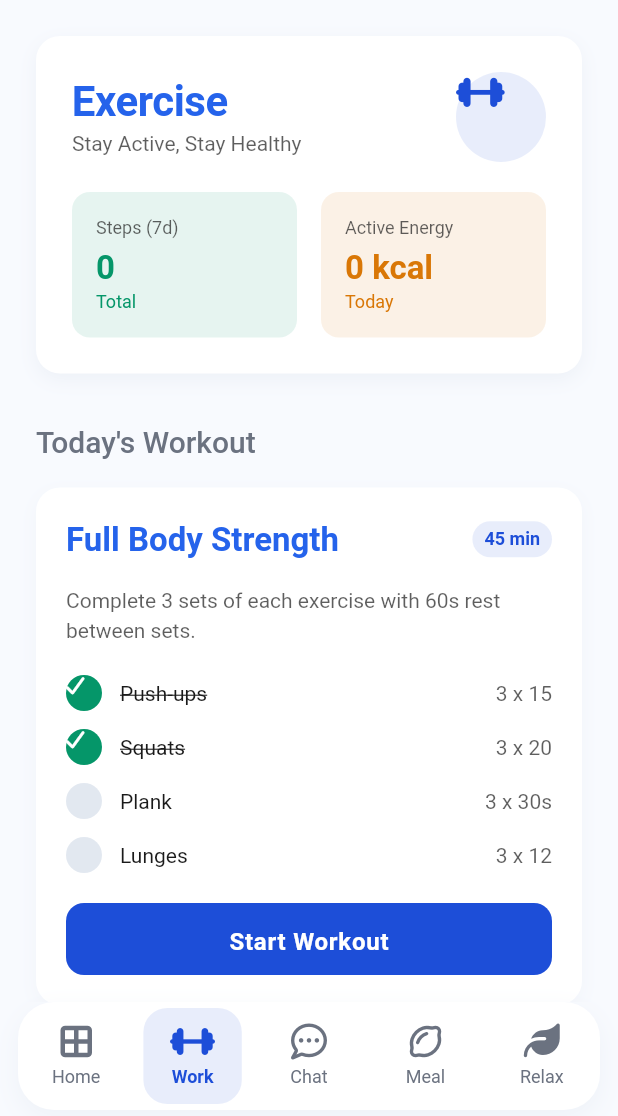
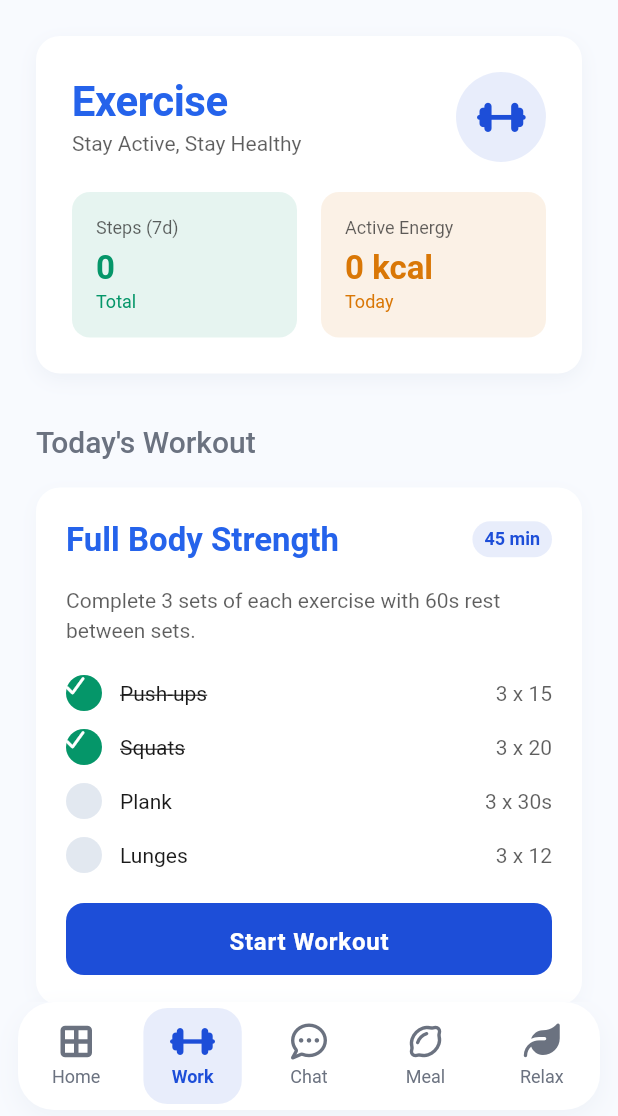
Before and after one commit to Hinokamika/graduation-project, a Flutter app: the screen it shows once a user with an empty profile is signed in, item 2 of the bottom bar chosen, on a phone screen of 412 x 824 dp, the part 120-1236 px from its top. Run offline on Flutter 3.47's test engine with Material 3 defaults, Android fonts, the phone set to English and light mode, and no system bars; our stand-ins replace connectivity_plus, flutter_dotenv, font_awesome_flutter, hive_flutter, supabase_flutter; missing offline and left inert: health; accounts and stored records are empty; network calls fail; Roboto replaces fonts that are missing (SF Pro Display).

Commit message:
feat: Remove Recent Workouts section and adjust icon padding in ExercisePage

```diff
--- a/lib/features/exercise/exercise_page.dart
+++ b/lib/features/exercise/exercise_page.dart
@@ -63,9 +63,6 @@ class _ExercisePageState extends State<ExercisePage> {
             // Exercise Categories
             _buildExerciseCategories(),
             const SizedBox(height: 32),
-
-            // Recent Workouts
-            _buildRecentWorkouts(),
           ],
         ),
       ),
@@ -123,10 +120,13 @@ class _ExercisePageState extends State<ExercisePage> {
                   color: AppColors.accent.withValues(alpha: 0.1),
                   shape: BoxShape.circle,
                 ),
-                child: const FaIcon(
-                  FontAwesomeIcons.dumbbell,
-                  color: AppColors.accent,
-                  size: 26,
+                child: Padding(
+                  padding: const EdgeInsets.symmetric(horizontal: 14, vertical: 17),
+                  child: const FaIcon(
+                    FontAwesomeIcons.dumbbell,
+                    color: AppColors.accent,
+                    size: 26,
+                  ),
                 ),
               ),
             ],
@@ -566,110 +566,4 @@ class _ExercisePageState extends State<ExercisePage> {
       ),
     );
   }
-
-  Widget _buildRecentWorkouts() {
-    return Column(
-      crossAxisAlignment: CrossAxisAlignment.start,
-      children: [
-        Text('Recent Workouts', style: AppTextStyles.subtitle),
-        const SizedBox(height: 16),
-        Container(
-          decoration: BoxDecoration(
-            color: Theme.of(context).cardColor,
-            borderRadius: BorderRadius.circular(16),
-            border: Theme.of(context).brightness == Brightness.dark
-                ? Border.all(color: Theme.of(context).dividerColor)
-                : null,
-            boxShadow: Theme.of(context).brightness == Brightness.dark
-                ? []
-                : [
-                    BoxShadow(
-                      color: AppColors.divider.withValues(alpha: 0.3),
-                      blurRadius: 10,
-                      offset: const Offset(0, 4),
-                    ),
-                  ],
-          ),
-          child: Column(
-            children: [
-              _buildWorkoutItem(
-                title: 'Morning Run',
-                time: 'Today, 7:00 AM',
-                duration: '30 min',
-                calories: '280 cal',
-                color: AppColors.accent,
-              ),
-              Divider(height: 1, color: Theme.of(context).dividerColor),
-              _buildWorkoutItem(
-                title: 'Upper Body Strength',
-                time: 'Yesterday, 6:00 PM',
-                duration: '45 min',
-                calories: '320 cal',
-                color: AppColors.warning,
-              ),
-              Divider(height: 1, color: Theme.of(context).dividerColor),
-              _buildWorkoutItem(
-                title: 'Evening Yoga',
-                time: '2 days ago, 8:00 PM',
-                duration: '25 min',
-                calories: '120 cal',
-                color: AppColors.healthPrimary,
-              ),
-            ],
-          ),
-        ),
-      ],
-    );
-  }
-
-  Widget _buildWorkoutItem({
-    required String title,
-    required String time,
-    required String duration,
-    required String calories,
-    required Color color,
-  }) {
-    return ListTile(
-      leading: Container(
-        width: 40,
-        height: 40,
-        decoration: BoxDecoration(
-          color: color.withValues(alpha: 0.1),
-          shape: BoxShape.circle,
-        ),
-        child: Icon(FontAwesomeIcons.dumbbell, color: color, size: 18),
-      ),
-      title: Text(
-        title,
-        style: AppTextStyles.bodyMedium.copyWith(
-          color: Theme.of(context).colorScheme.onSurface,
-        ),
-      ),
-      subtitle: Text(
-        time,
-        style: AppTextStyles.bodySmall.copyWith(
-          color: Theme.of(context).colorScheme.onSurface.withOpacity(0.7),
-        ),
-      ),
-      trailing: Column(
-        crossAxisAlignment: CrossAxisAlignment.end,
-        mainAxisAlignment: MainAxisAlignment.center,
-        children: [
-          Text(
-            duration,
-            style: AppTextStyles.bodySmall.copyWith(
-              color: Theme.of(context).colorScheme.onSurface,
-              fontWeight: FontWeight.w600,
-            ),
-          ),
-          Text(
-            calories,
-            style: AppTextStyles.bodySmall.copyWith(
-              color: Theme.of(context).colorScheme.onSurface.withOpacity(0.7),
-            ),
-          ),
-        ],
-      ),
-    );
-  }
 }
```
